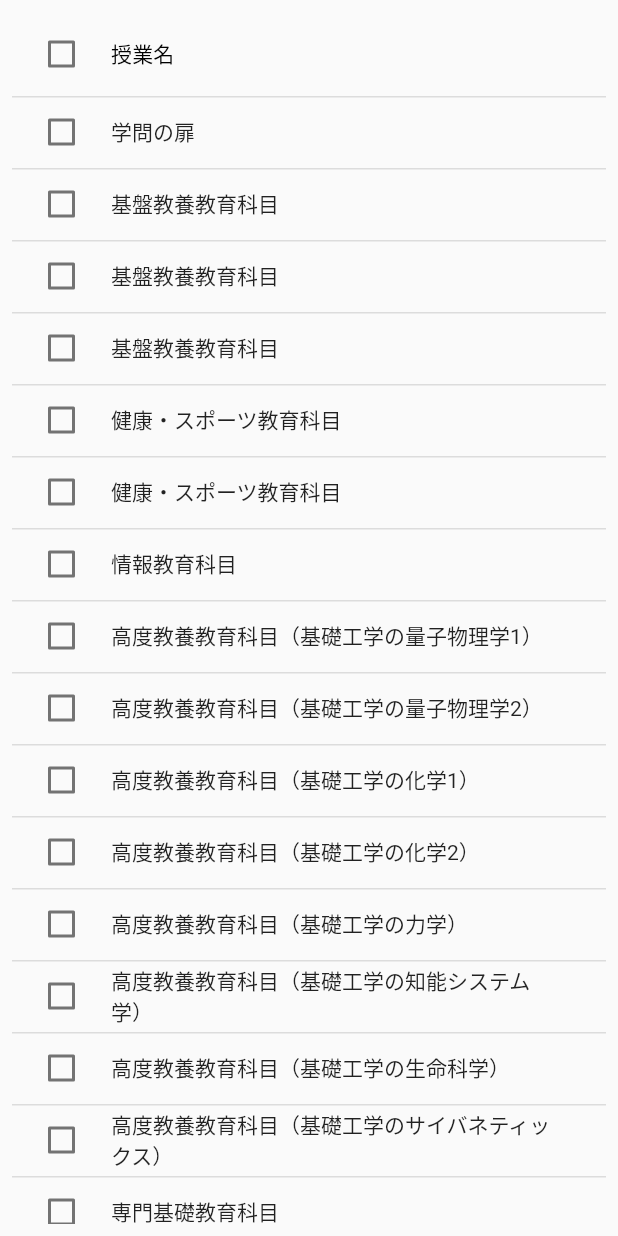
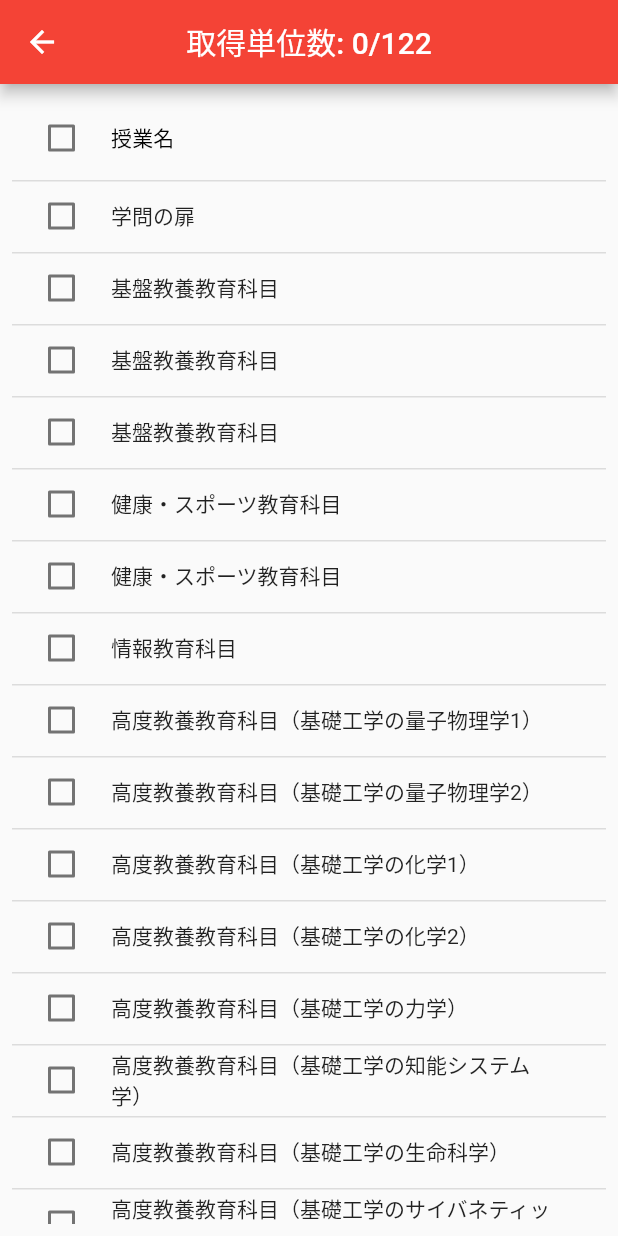
Before and after one commit to NaojiroUeno/application, a Flutter app: the Home screen opened directly, on a phone screen of 412 x 824 dp. Run offline on Flutter 3.47's test engine with Material 2 defaults, Android fonts, the phone set to English and light mode, and no system bars.

Commit message:
add title

```diff
--- a/lib/first_page.dart
+++ b/lib/first_page.dart
@@ -271,6 +271,10 @@ class _HomeState extends State<Home> {
   Widget build(BuildContext context) {
     return SafeArea(
       child: Scaffold(
+        appBar: AppBar(
+          centerTitle: true,
+          title: Text("取得単位数: $_counter/122"),
+        ),
         body: Padding(
           padding: const EdgeInsets.all(8.0),
           child: SizedBox(
@@ -317,8 +321,5 @@ class _HomeState extends State<Home> {
         ),
       ),
     );
-    if (_counter == 122) {
-      print('OK');
-    }
   }
 }
```
